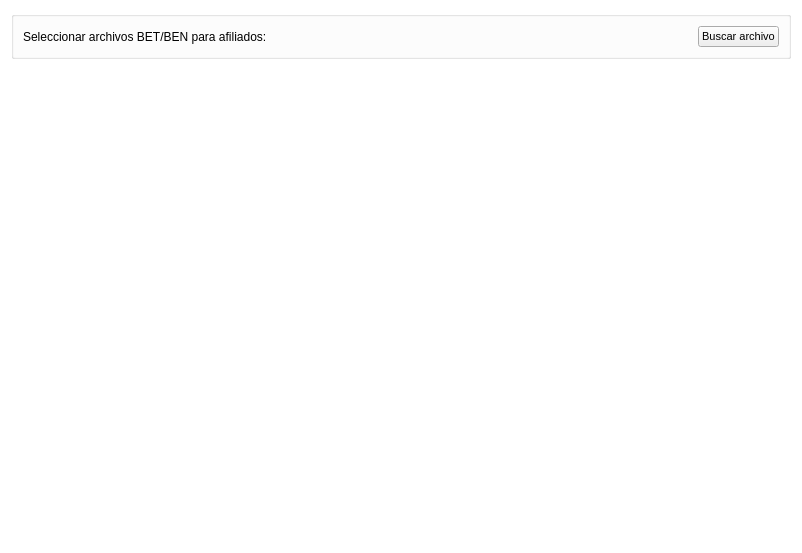
This is gui/listas/listaProcesador.ui in shae-ra/sindicato as Qt 5 draws it before an edit. The edited form follows.
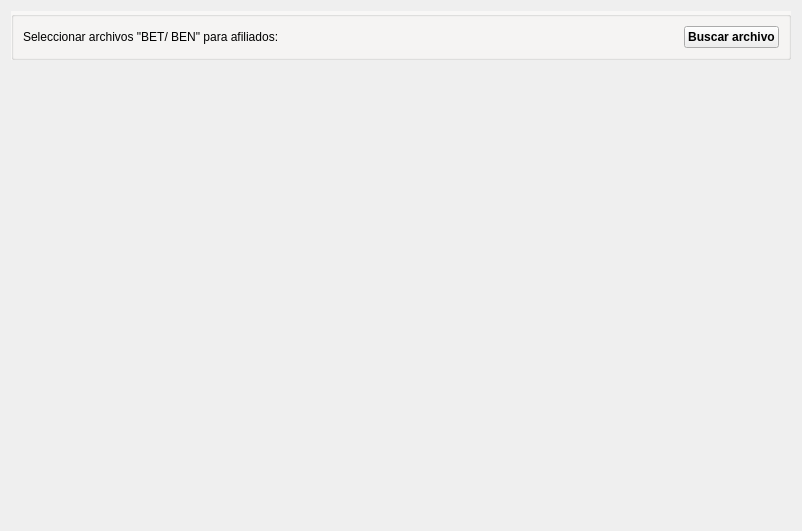
This is the edited form. Icons and pictures are not drawn.

What changed in the file:
```diff
--- a/gui/listas/listaProcesador.ui
+++ b/gui/listas/listaProcesador.ui
@@ -7,424 +7,9 @@
     <x>0</x>
     <y>0</y>
     <width>802</width>
-    <height>553</height>
+    <height>531</height>
    </rect>
   </property>
-  <property name="palette">
-   <palette>
-    <active>
-     <colorrole role="WindowText">
-      <brush brushstyle="SolidPattern">
-       <color alpha="255">
-        <red>0</red>
-        <green>0</green>
-        <blue>0</blue>
-       </color>
-      </brush>
-     </colorrole>
-     <colorrole role="Button">
-      <brush brushstyle="SolidPattern">
-       <color alpha="255">
-        <red>255</red>
-        <green>255</green>
-        <blue>255</blue>
-       </color>
-      </brush>
-     </colorrole>
-     <colorrole role="Light">
-      <brush brushstyle="SolidPattern">
-       <color alpha="255">
-        <red>255</red>
-        <green>255</green>
-        <blue>255</blue>
-       </color>
-      </brush>
-     </colorrole>
-     <colorrole role="Midlight">
-      <brush brushstyle="SolidPattern">
-       <color alpha="255">
-        <red>255</red>
-        <green>255</green>
-        <blue>255</blue>
-       </color>
-      </brush>
-     </colorrole>
-     <colorrole role="Dark">
-      <brush brushstyle="SolidPattern">
-       <color alpha="255">
-        <red>127</red>
-        <green>127</green>
-        <blue>127</blue>
-       </color>
-      </brush>
-     </colorrole>
-     <colorrole role="Mid">
-      <brush brushstyle="SolidPattern">
-       <color alpha="255">
-        <red>170</red>
-        <green>170</green>
-        <blue>170</blue>
-       </color>
-      </brush>
-     </colorrole>
-     <colorrole role="Text">
-      <brush brushstyle="SolidPattern">
-       <color alpha="255">
-        <red>0</red>
-        <green>0</green>
-        <blue>0</blue>
-       </color>
-      </brush>
-     </colorrole>
-     <colorrole role="BrightText">
-      <brush brushstyle="SolidPattern">
-       <color alpha="255">
-        <red>255</red>
-        <green>255</green>
-        <blue>255</blue>
-       </color>
-      </brush>
-     </colorrole>
-     <colorrole role="ButtonText">
-      <brush brushstyle="SolidPattern">
-       <color alpha="255">
-        <red>0</red>
-        <green>0</green>
-        <blue>0</blue>
-       </color>
-      </brush>
-     </colorrole>
-     <colorrole role="Base">
-      <brush brushstyle="SolidPattern">
-       <color alpha="255">
-        <red>255</red>
-        <green>255</green>
-        <blue>255</blue>
-       </color>
-      </brush>
-     </colorrole>
-     <colorrole role="Window">
-      <brush brushstyle="SolidPattern">
-       <color alpha="255">
-        <red>255</red>
-        <green>255</green>
-        <blue>255</blue>
-       </color>
-      </brush>
-     </colorrole>
-     <colorrole role="Shadow">
-      <brush brushstyle="SolidPattern">
-       <color alpha="255">
-        <red>0</red>
-        <green>0</green>
-        <blue>0</blue>
-       </color>
-      </brush>
-     </colorrole>
-     <colorrole role="AlternateBase">
-      <brush brushstyle="SolidPattern">
-       <color alpha="255">
-        <red>255</red>
-        <green>255</green>
-        <blue>255</blue>
-       </color>
-      </brush>
-     </colorrole>
-     <colorrole role="ToolTipBase">
-      <brush brushstyle="SolidPattern">
-       <color alpha="255">
-        <red>255</red>
-        <green>255</green>
-        <blue>220</blue>
-       </color>
-      </brush>
-     </colorrole>
-     <colorrole role="ToolTipText">
-      <brush brushstyle="SolidPattern">
-       <color alpha="255">
-        <red>0</red>
-        <green>0</green>
-        <blue>0</blue>
-       </color>
-      </brush>
-     </colorrole>
-    </active>
-    <inactive>
-     <colorrole role="WindowText">
-      <brush brushstyle="SolidPattern">
-       <color alpha="255">
-        <red>0</red>
-        <green>0</green>
-        <blue>0</blue>
-       </color>
-      </brush>
-     </colorrole>
-     <colorrole role="Button">
-      <brush brushstyle="SolidPattern">
-       <color alpha="255">
-        <red>255</red>
-        <green>255</green>
-        <blue>255</blue>
-       </color>
-      </brush>
-     </colorrole>
-     <colorrole role="Light">
-      <brush brushstyle="SolidPattern">
-       <color alpha="255">
-        <red>255</red>
-        <green>255</green>
-        <blue>255</blue>
-       </color>
-      </brush>
-     </colorrole>
-     <colorrole role="Midlight">
-      <brush brushstyle="SolidPattern">
-       <color alpha="255">
-        <red>255</red>
-        <green>255</green>
-        <blue>255</blue>
-       </color>
-      </brush>
-     </colorrole>
-     <colorrole role="Dark">
-      <brush brushstyle="SolidPattern">
-       <color alpha="255">
-        <red>127</red>
-        <green>127</green>
-        <blue>127</blue>
-       </color>
-      </brush>
-     </colorrole>
-     <colorrole role="Mid">
-      <brush brushstyle="SolidPattern">
-       <color alpha="255">
-        <red>170</red>
-        <green>170</green>
-        <blue>170</blue>
-       </color>
-      </brush>
-     </colorrole>
-     <colorrole role="Text">
-      <brush brushstyle="SolidPattern">
-       <color alpha="255">
-        <red>0</red>
-        <green>0</green>
-        <blue>0</blue>
-       </color>
-      </brush>
-     </colorrole>
-     <colorrole role="BrightText">
-      <brush brushstyle="SolidPattern">
-       <color alpha="255">
-        <red>255</red>
-        <green>255</green>
-        <blue>255</blue>
-       </color>
-      </brush>
-     </colorrole>
-     <colorrole role="ButtonText">
-      <brush brushstyle="SolidPattern">
-       <color alpha="255">
-        <red>0</red>
-        <green>0</green>
-        <blue>0</blue>
-       </color>
-      </brush>
-     </colorrole>
-     <colorrole role="Base">
-      <brush brushstyle="SolidPattern">
-       <color alpha="255">
-        <red>255</red>
-        <green>255</green>
-        <blue>255</blue>
-       </color>
-      </brush>
-     </colorrole>
-     <colorrole role="Window">
-      <brush brushstyle="SolidPattern">
-       <color alpha="255">
-        <red>255</red>
-        <green>255</green>
-        <blue>255</blue>
-       </color>
-      </brush>
-     </colorrole>
-     <colorrole role="Shadow">
-      <brush brushstyle="SolidPattern">
-       <color alpha="255">
-        <red>0</red>
-        <green>0</green>
-        <blue>0</blue>
-       </color>
-      </brush>
-     </colorrole>
-     <colorrole role="AlternateBase">
-      <brush brushstyle="SolidPattern">
-       <color alpha="255">
-        <red>255</red>
-        <green>255</green>
-        <blue>255</blue>
-       </color>
-      </brush>
-     </colorrole>
-     <colorrole role="ToolTipBase">
-      <brush brushstyle="SolidPattern">
-       <color alpha="255">
-        <red>255</red>
-        <green>255</green>
-        <blue>220</blue>
-       </color>
-      </brush>
-     </colorrole>
-     <colorrole role="ToolTipText">
-      <brush brushstyle="SolidPattern">
-       <color alpha="255">
-        <red>0</red>
-        <green>0</green>
-        <blue>0</blue>
-       </color>
-      </brush>
-     </colorrole>
-    </inactive>
-    <disabled>
-     <colorrole role="WindowText">
-      <brush brushstyle="SolidPattern">
-       <color alpha="255">
-        <red>127</red>
-        <green>127</green>
-        <blue>127</blue>
-       </color>
-      </brush>
-     </colorrole>
-     <colorrole role="Button">
-      <brush brushstyle="SolidPattern">
-       <color alpha="255">
-        <red>255</red>
-        <green>255</green>
-        <blue>255</blue>
-       </color>
-      </brush>
-     </colorrole>
-     <colorrole role="Light">
-      <brush brushstyle="SolidPattern">
-       <color alpha="255">
-        <red>255</red>
-        <green>255</green>
-        <blue>255</blue>
-       </color>
-      </brush>
-     </colorrole>
-     <colorrole role="Midlight">
-      <brush brushstyle="SolidPattern">
-       <color alpha="255">
-        <red>255</red>
-        <green>255</green>
-        <blue>255</blue>
-       </color>
-      </brush>
-     </colorrole>
-     <colorrole role="Dark">
-      <brush brushstyle="SolidPattern">
-       <color alpha="255">
-        <red>127</red>
-        <green>127</green>
-        <blue>127</blue>
-       </color>
-      </brush>
-     </colorrole>
-     <colorrole role="Mid">
-      <brush brushstyle="SolidPattern">
-       <color alpha="255">
-        <red>170</red>
-        <green>170</green>
-        <blue>170</blue>
-       </color>
-      </brush>
-     </colorrole>
-     <colorrole role="Text">
-      <brush brushstyle="SolidPattern">
-       <color alpha="255">
-        <red>127</red>
-        <green>127</green>
-        <blue>127</blue>
-       </color>
-      </brush>
-     </colorrole>
-     <colorrole role="BrightText">
-      <brush brushstyle="SolidPattern">
-       <color alpha="255">
-        <red>255</red>
-        <green>255</green>
-        <blue>255</blue>
-       </color>
-      </brush>
-     </colorrole>
-     <colorrole role="ButtonText">
-      <brush brushstyle="SolidPattern">
-       <color alpha="255">
-        <red>127</red>
-        <green>127</green>
-        <blue>127</blue>
-       </color>
-      </brush>
-     </colorrole>
-     <colorrole role="Base">
-      <brush brushstyle="SolidPattern">
-       <color alpha="255">
-        <red>255</red>
-        <green>255</green>
-        <blue>255</blue>
-       </color>
-      </brush>
-     </colorrole>
-     <colorrole role="Window">
-      <brush brushstyle="SolidPattern">
-       <color alpha="255">
-        <red>255</red>
-        <green>255</green>
-        <blue>255</blue>
-       </color>
-      </brush>
-     </colorrole>
-     <colorrole role="Shadow">
-      <brush brushstyle="SolidPattern">
-       <color alpha="255">
-        <red>0</red>
-        <green>0</green>
-        <blue>0</blue>
-       </color>
-      </brush>
-     </colorrole>
-     <colorrole role="AlternateBase">
-      <brush brushstyle="SolidPattern">
-       <color alpha="255">
-        <red>255</red>
-        <green>255</green>
-        <blue>255</blue>
-       </color>
-      </brush>
-     </colorrole>
-     <colorrole role="ToolTipBase">
-      <brush brushstyle="SolidPattern">
-       <color alpha="255">
-        <red>255</red>
-        <green>255</green>
-        <blue>220</blue>
-       </color>
-      </brush>
-     </colorrole>
-     <colorrole role="ToolTipText">
-      <brush brushstyle="SolidPattern">
-       <color alpha="255">
-        <red>0</red>
-        <green>0</green>
-        <blue>0</blue>
-       </color>
-      </brush>
-     </colorrole>
-    </disabled>
-   </palette>
-  </property>
   <property name="windowTitle">
    <string>Form</string>
   </property>
@@ -437,9 +22,16 @@
        <verstretch>0</verstretch>
       </sizepolicy>
      </property>
+     <property name="font">
+      <font>
+       <family>Arial</family>
+       <pointsize>9</pointsize>
+      </font>
+     </property>
      <property name="styleSheet">
       <string notr="true">#groupBox{
-background-color: #FFFFFF}</string>
+background-color: #F8F7F6
+}</string>
      </property>
      <property name="title">
       <string/>
@@ -450,15 +42,22 @@
         <property name="font">
          <font>
           <family>Arial</family>
+          <pointsize>9</pointsize>
          </font>
         </property>
         <property name="text">
-         <string>Seleccionar archivos BET/BEN para afiliados:</string>
+         <string>Seleccionar archivos &quot;BET/ BEN&quot; para afiliados:</string>
         </property>
        </widget>
       </item>
       <item row="0" column="3">
        <spacer name="horizontalSpacer_4">
+        <property name="font">
+         <font>
+          <family>Arial</family>
+          <pointsize>9</pointsize>
+         </font>
+        </property>
         <property name="orientation">
          <enum>Qt::Horizontal</enum>
         </property>
@@ -481,9 +80,9 @@
         <property name="font">
          <font>
           <family>Arial</family>
-          <pointsize>8</pointsize>
-          <weight>50</weight>
-          <bold>false</bold>
+          <pointsize>9</pointsize>
+          <weight>75</weight>
+          <bold>true</bold>
          </font>
         </property>
         <property name="text">
@@ -503,6 +102,12 @@
       </item>
       <item row="0" column="5">
        <spacer name="horizontalSpacer_2">
+        <property name="font">
+         <font>
+          <family>Arial</family>
+          <pointsize>9</pointsize>
+         </font>
+        </property>
         <property name="orientation">
          <enum>Qt::Horizontal</enum>
         </property>
@@ -516,6 +121,12 @@
       </item>
       <item row="0" column="6">
        <spacer name="horizontalSpacer_3">
+        <property name="font">
+         <font>
+          <family>Arial</family>
+          <pointsize>9</pointsize>
+         </font>
+        </property>
         <property name="orientation">
          <enum>Qt::Horizontal</enum>
         </property>
@@ -529,6 +140,12 @@
       </item>
       <item row="0" column="1">
        <spacer name="horizontalSpacer">
+        <property name="font">
+         <font>
+          <family>Arial</family>
+          <pointsize>9</pointsize>
+         </font>
+        </property>
         <property name="orientation">
          <enum>Qt::Horizontal</enum>
         </property>
@@ -542,6 +159,12 @@
       </item>
       <item row="0" column="4">
        <spacer name="horizontalSpacer_5">
+        <property name="font">
+         <font>
+          <family>Arial</family>
+          <pointsize>9</pointsize>
+         </font>
+        </property>
         <property name="orientation">
          <enum>Qt::Horizontal</enum>
         </property>
@@ -555,6 +178,12 @@
       </item>
       <item row="0" column="2">
        <spacer name="horizontalSpacer_6">
+        <property name="font">
+         <font>
+          <family>Arial</family>
+          <pointsize>9</pointsize>
+         </font>
+        </property>
         <property name="orientation">
          <enum>Qt::Horizontal</enum>
         </property>
@@ -571,6 +200,12 @@
    </item>
    <item row="1" column="0">
     <widget class="QStackedWidget" name="stackedWidget">
+     <property name="font">
+      <font>
+       <family>Arial</family>
+       <pointsize>9</pointsize>
+      </font>
+     </property>
      <widget class="QWidget" name="page"/>
      <widget class="QWidget" name="page_2"/>
     </widget>
```
